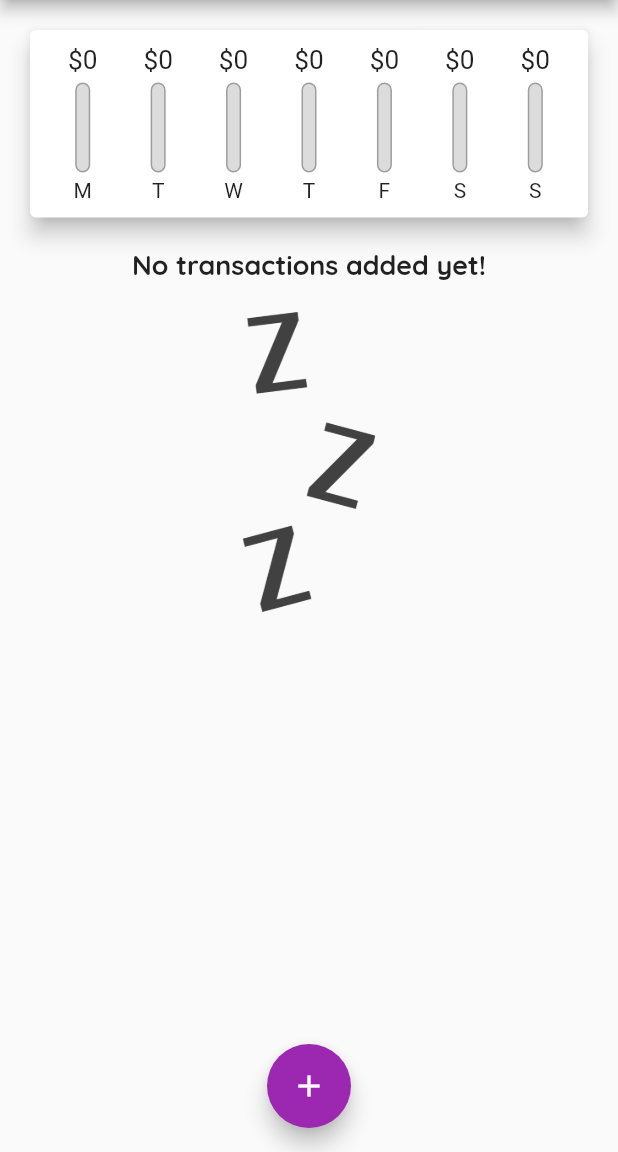
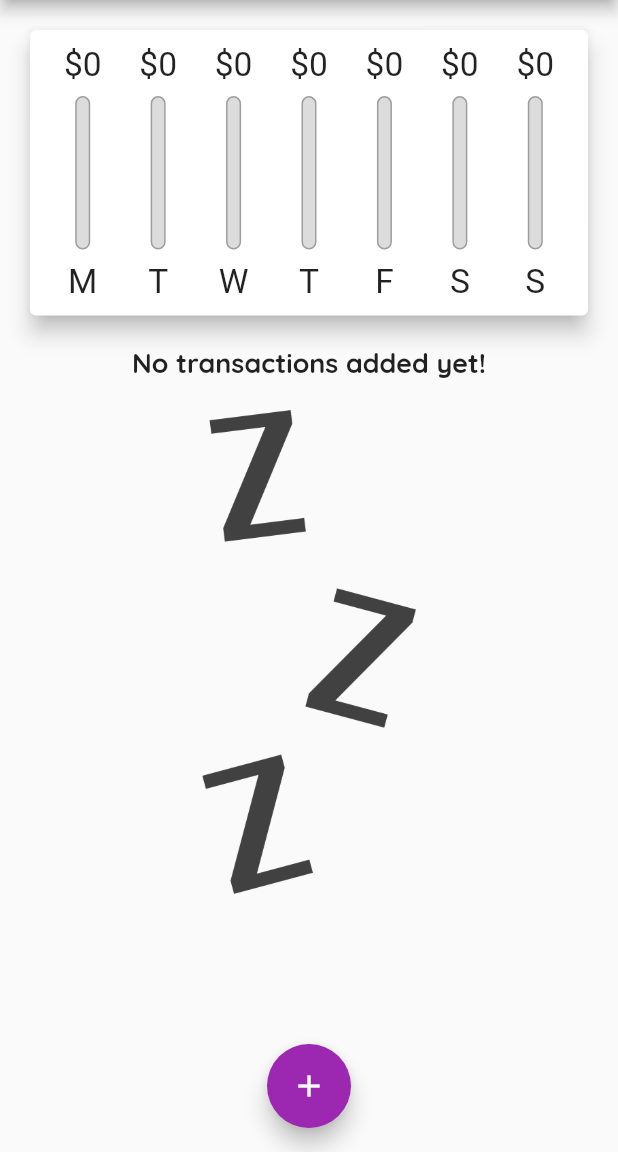
Before and after one commit to A7medR/Personal_ExpensesApp, a Flutter app: the screen it shows after launch, on a phone screen of 412 x 824 dp, the part 84-1236 px from its top. Run offline on Flutter 3.47's test engine with Material 2 defaults, Android fonts, the phone set to English and light mode, and no system bars.

Commit message:
Responsive & Fixing Landscape

```diff
--- a/lib/main.dart
+++ b/lib/main.dart
@@ -1,11 +1,19 @@
 import 'package:flutter/material.dart';
+import 'package:flutter/services.dart';
 
 import './widgets/chart.dart';
 import './widgets/new_transacrion.dart';
 import './widgets/transaction_list.dart';
 import './models/transaction.dart';
 
-void main() => runApp(MyApp());
+void main() {
+  //WidgetsFlutterBinding.ensureInitialized();
+  // SystemChrome.setPreferredOrientations([
+  //  DeviceOrientation.portraitUp,
+  //  DeviceOrientation.portraitDown,
+  // ]);
+  runApp(MyApp());
+}
 
 class MyApp extends StatelessWidget {
   @override
@@ -62,6 +70,7 @@ class _MyHomePageState extends State<MyHomePage> {
       date: DateTime.now(),
     ),*/
   ];
+  bool _showChart = false;
 
   List<Transaction> get _recentTransactions {
     return _userTransactions.where((tx) {
@@ -107,8 +116,9 @@ class _MyHomePageState extends State<MyHomePage> {
 
   @override
   Widget build(BuildContext context) {
-    return Scaffold(
-      appBar: AppBar(
+    final mediaQuery = MediaQuery.of(context);
+    final isLandscape = mediaQuery.orientation == Orientation.landscape;
+    final appBar = AppBar(
       title: Text(
         'Personal Expenses',
       ),
@@ -118,14 +128,55 @@ class _MyHomePageState extends State<MyHomePage> {
           onPressed: () => _startAddNewTransaction(context),
         )
       ],
-      ),
+    );
+    final txListWidget = Container(
+      height: (mediaQuery.size.height -
+              appBar.preferredSize.height -
+              mediaQuery.padding.top) *
+          0.7,
+      child: TransactionList(_userTransactions, _deleteTransaction),
+    );
+    return Scaffold(
+      appBar: appBar,
       body: SingleChildScrollView(
         child: Column(
           //mainAxisAlignment: MainAxisAlignment.start,
           crossAxisAlignment: CrossAxisAlignment.stretch,
           children: <Widget>[
-            Chart(_recentTransactions),
-            TransactionList(_userTransactions, _deleteTransaction),
+            if (isLandscape)
+              Row(
+                mainAxisAlignment: MainAxisAlignment.center,
+                children: <Widget>[
+                  Text('Show Chart'),
+                  Switch(
+                    value: _showChart,
+                    onChanged: (val) {
+                      setState(() {
+                        _showChart = val;
+                      });
+                    },
+                  ),
+                ],
+              ),
+            if (!isLandscape)
+              Container(
+                height: (mediaQuery.size.height -
+                        appBar.preferredSize.height -
+                        mediaQuery.padding.top) *
+                    0.3,
+                child: Chart(_recentTransactions),
+              ),
+            if (!isLandscape) txListWidget,
+            if (isLandscape)
+              _showChart
+                  ? Container(
+                      height: (mediaQuery.size.height -
+                              appBar.preferredSize.height -
+                              mediaQuery.padding.top) *
+                          0.7,
+                      child: Chart(_recentTransactions),
+                    )
+                  : txListWidget
           ],
         ),
       ),
--- a/lib/widgets/char_bar.dart
+++ b/lib/widgets/char_bar.dart
@@ -9,19 +9,21 @@ class ChartBar extends StatelessWidget {
 
   @override
   Widget build(BuildContext context) {
+    return LayoutBuilder(
+      builder: (ctx, constraints) {
         return Column(
           children: <Widget>[
             Container(
-          height: 20,
+              height: constraints.maxHeight * 0.15,
               child: FittedBox(
                 child: Text('\$${spendingAmount.toStringAsFixed(0)}'),
               ),
             ),
             SizedBox(
-          height: 5,
+              height: constraints.maxHeight * 0.05,
             ),
             Container(
-          height: 60,
+              height: constraints.maxHeight * 0.6,
               width: 10,
               child: Stack(
                 children: <Widget>[
@@ -45,10 +47,17 @@ class ChartBar extends StatelessWidget {
               ),
             ),
             SizedBox(
-          height: 4,
+              height: constraints.maxHeight * 0.05,
             ),
-        Text(label),
+            Container(
+              height: constraints.maxHeight * 0.15,
+              child: FittedBox(
+                child: Text(label),
+              ),
+            ),
           ],
+        );
+      },
     );
   }
 }
--- a/lib/widgets/new_transacrion.dart
+++ b/lib/widgets/new_transacrion.dart
@@ -53,10 +53,16 @@ class _NewTransactionState extends State<NewTransaction> {
 
   @override
   Widget build(BuildContext context) {
-    return Card(
+    return SingleChildScrollView(
+      child: Card(
         elevation: 5,
         child: Container(
-        padding: EdgeInsets.all(10),
+          padding: EdgeInsets.only(
+            top: 10,
+            left: 10,
+            right: 10,
+            bottom: MediaQuery.of(context).viewInsets.bottom + 10,
+          ),
           child: Column(
             crossAxisAlignment: CrossAxisAlignment.end,
             children: <Widget>[
@@ -108,6 +114,7 @@ class _NewTransactionState extends State<NewTransaction> {
             ],
           ),
         ),
+      ),
     );
   }
 }
--- a/lib/widgets/transaction_list.dart
+++ b/lib/widgets/transaction_list.dart
@@ -10,10 +10,10 @@ class TransactionList extends StatelessWidget {
 
   @override
   Widget build(BuildContext context) {
-    return Container(
-      height: 400,
-      child: transactions.isEmpty
-          ? Column(
+    return transactions.isEmpty
+        ? LayoutBuilder(
+            builder: (ctx, constraints) {
+              return Column(
                 children: <Widget>[
                   Text(
                     'No transactions added yet!',
@@ -23,13 +23,15 @@ class TransactionList extends StatelessWidget {
                     height: 20,
                   ),
                   Container(
-                  height: 200,
+                    height: constraints.maxHeight * 0.6,
                     child: Image.asset(
                       'assets/images/waiting.png',
                       fit: BoxFit.cover,
                     ),
                   ),
                 ],
+              );
+            },
           )
         : ListView.builder(
             itemBuilder: (ctx, index) {
@@ -53,7 +55,14 @@ class TransactionList extends StatelessWidget {
                   subtitle: Text(
                     DateFormat.yMMMd().format(transactions[index].date),
                   ),
-                    trailing: IconButton(
+                  trailing: MediaQuery.of(context).size.width > 360
+                      ? FlatButton.icon(
+                          onPressed: () => deleteTx(transactions[index].id),
+                          icon: Icon(Icons.delete),
+                          label: Text('Delete'),
+                          textColor: Theme.of(context).errorColor,
+                        )
+                      : IconButton(
                           icon: Icon(Icons.delete),
                           color: Theme.of(context).errorColor,
                           onPressed: () => deleteTx(transactions[index].id),
@@ -62,7 +71,6 @@ class TransactionList extends StatelessWidget {
               );
             },
             itemCount: transactions.length,
-            ),
           );
   }
 }
```
Lines whose indentation alone changed are shown as unchanged.
